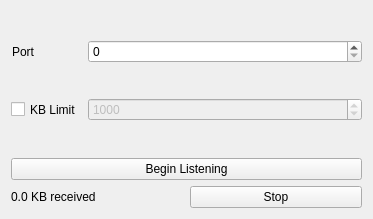
The window that src/hobbits-plugins/importerexporters/UdpData/udpreceiver.ui (goldest-star/binary-analysis-tool) describes before a commit, drawn with Qt 5.
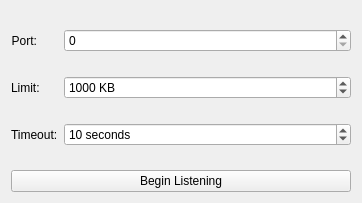
The same window after the commit.

Commit message: progress: get the plugins ported over to the new interfaces

Diff of the .ui file:
```diff
--- a/src/hobbits-plugins/importerexporters/UdpData/udpreceiver.ui
+++ b/src/hobbits-plugins/importerexporters/UdpData/udpreceiver.ui
@@ -6,8 +6,8 @@
    <rect>
     <x>0</x>
     <y>0</y>
-    <width>373</width>
-    <height>219</height>
+    <width>362</width>
+    <height>203</height>
    </rect>
   </property>
   <property name="windowTitle">
@@ -25,7 +25,7 @@
         </sizepolicy>
        </property>
        <property name="text">
-        <string>Port</string>
+        <string>Port:</string>
        </property>
        <property name="alignment">
         <set>Qt::AlignRight|Qt::AlignTrailing|Qt::AlignVCenter</set>
@@ -45,10 +45,10 @@
      <item row="1" column="1">
       <widget class="QSpinBox" name="sb_limit">
        <property name="enabled">
-        <bool>false</bool>
+        <bool>true</bool>
        </property>
        <property name="suffix">
-        <string/>
+        <string> KB</string>
        </property>
        <property name="minimum">
         <number>1</number>
@@ -62,15 +62,32 @@
       </widget>
      </item>
      <item row="1" column="0">
-      <widget class="QCheckBox" name="ck_limit">
-       <property name="sizePolicy">
-        <sizepolicy hsizetype="Minimum" vsizetype="Expanding">
-         <horstretch>0</horstretch>
-         <verstretch>0</verstretch>
-        </sizepolicy>
+      <widget class="QLabel" name="label_2">
+       <property name="text">
+        <string>Limit:</string>
        </property>
+      </widget>
+     </item>
+     <item row="2" column="0">
+      <widget class="QLabel" name="label_3">
        <property name="text">
-        <string>KB Limit</string>
+        <string>Timeout:</string>
+       </property>
+      </widget>
+     </item>
+     <item row="2" column="1">
+      <widget class="QSpinBox" name="sb_timeout">
+       <property name="suffix">
+        <string> seconds</string>
+       </property>
+       <property name="minimum">
+        <number>1</number>
+       </property>
+       <property name="maximum">
+        <number>1000000</number>
+       </property>
+       <property name="value">
+        <number>10</number>
        </property>
       </widget>
      </item>
@@ -83,24 +100,6 @@
      </property>
     </widget>
    </item>
-   <item>
-    <layout class="QHBoxLayout" name="horizontalLayout">
-     <item>
-      <widget class="QLabel" name="lb_progress">
-       <property name="text">
-        <string>0.0 KB received</string>
-       </property>
-      </widget>
-     </item>
-     <item>
-      <widget class="QPushButton" name="pb_stop">
-       <property name="text">
-        <string>Stop</string>
-       </property>
-      </widget>
-     </item>
-    </layout>
-   </item>
   </layout>
  </widget>
  <resources/>
```
Left out of the diff: 21 changed lines with no effect on the pictures. The commit also changes 66 other files.
